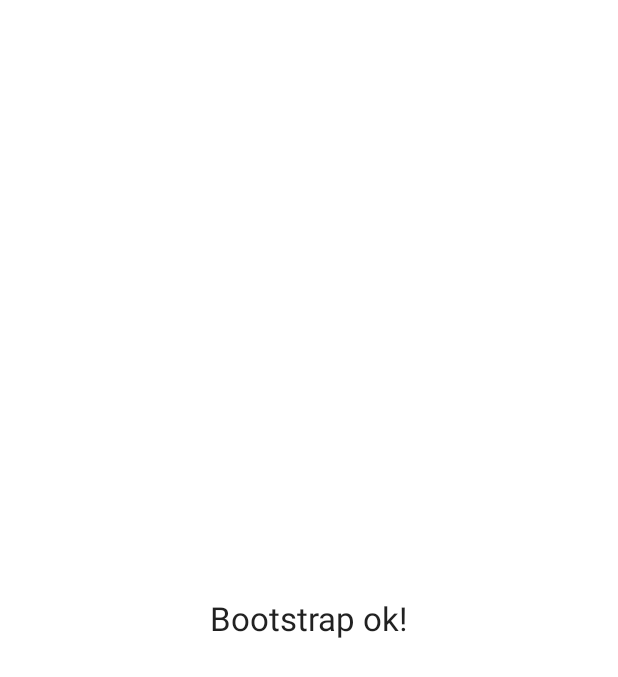
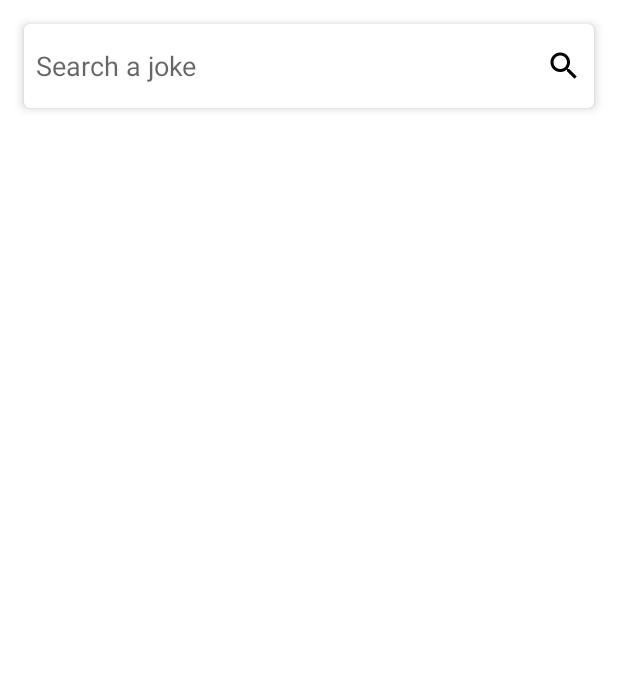
Before and after one commit to igorvilela28/Chuck-Norris-Facts, an Android app: the screen it shows after launch (MainActivity before the commit, JokesActivity after it), on a phone screen of 412 x 824 dp. Shown: the top 677 px of the screen. Run offline under Robolectric (Android 15) with nearby library versions, the phone set to English and light mode, and no system bars; our stand-ins replace Dagger/Hilt's generated code, Timber.

Commit message:
Init developing search flow from jokes screen to search screen

```diff
--- a/app/src/main/java/com/igorvd/chuckfacts/MainActivity.kt
+++ /dev/null
@@ -1,12 +0,0 @@
-package com.igorvd.chuckfacts
-
-import android.os.Bundle
-import androidx.appcompat.app.AppCompatActivity
-
-class MainActivity : AppCompatActivity() {
-
-    override fun onCreate(savedInstanceState: Bundle?) {
-        super.onCreate(savedInstanceState)
-        setContentView(R.layout.activity_main)
-    }
-}
--- /dev/null
+++ b/app/src/main/java/com/igorvd/chuckfacts/features/jokes/JokesActivity.kt
@@ -0,0 +1,20 @@
+package com.igorvd.chuckfacts.features.jokes
+
+import android.content.Intent
+import android.os.Bundle
+import androidx.appcompat.app.AppCompatActivity
+import com.igorvd.chuckfacts.R
+import com.igorvd.chuckfacts.features.search.SearchJokeActivity
+import kotlinx.android.synthetic.main.activity_jokes.*
+
+class JokesActivity : AppCompatActivity() {
+
+    override fun onCreate(savedInstanceState: Bundle?) {
+        super.onCreate(savedInstanceState)
+        setContentView(R.layout.activity_jokes)
+        cvSearchBar.setOnClickListener {
+            val intent = Intent(this@JokesActivity, SearchJokeActivity::class.java)
+            startActivity(intent)
+        }
+    }
+}
--- a/app/src/main/res/layout/activity_main.xml
+++ b/app/src/main/res/layout/activity_jokes.xml
@@ -4,17 +4,17 @@
     xmlns:tools="http://schemas.android.com/tools"
     android:layout_width="match_parent"
     android:layout_height="match_parent"
-    tools:context="com.igorvd.chuckfacts.MainActivity">
+    tools:context="com.igorvd.chuckfacts.features.jokes.JokesActivity">
 
-    <TextView
-        style="@style/Base.TextAppearance.AppCompat.Large"
-        android:layout_width="wrap_content"
-        android:layout_height="wrap_content"
-        android:text="Bootstrap ok!"
+    <include
+        android:id="@+id/cvSearchBar"
+        layout="@layout/jokes_search_bar"
+        android:layout_width="0dp"
+        android:layout_height="@dimen/material_layout_app_bar_height"
+        android:layout_margin="@dimen/margin_padding_medium"
+        app:layout_constraintEnd_toEndOf="parent"
         app:layout_constraintStart_toStartOf="parent"
-        app:layout_constraintEnd_toEndOf="parent"
-        app:layout_constraintTop_toTopOf="parent"
-        app:layout_constraintBottom_toBottomOf="parent"
-        />
+        app:layout_constraintTop_toTopOf="parent" />
+
 
 </androidx.constraintlayout.widget.ConstraintLayout>
--- /dev/null
+++ b/app/src/main/res/layout/jokes_search_bar.xml
@@ -0,0 +1,38 @@
+<?xml version="1.0" encoding="utf-8"?>
+<androidx.cardview.widget.CardView xmlns:android="http://schemas.android.com/apk/res/android"
+    xmlns:app="http://schemas.android.com/apk/res-auto"
+    android:layout_width="match_parent"
+    android:layout_height="wrap_content"
+    android:clickable="true"
+    android:focusable="true"
+    android:foreground="?attr/selectableItemBackground"
+    app:cardCornerRadius="4dp"
+    app:cardElevation="4dp">
+
+    <androidx.constraintlayout.widget.ConstraintLayout
+        android:id="@+id/clSearchBar"
+        android:layout_width="match_parent"
+        android:layout_height="@dimen/material_layout_app_bar_height"
+        android:padding="@dimen/margin_padding_small">
+
+        <TextView
+            android:id="@+id/etSearchJoke"
+            android:layout_width="0dp"
+            android:layout_height="match_parent"
+            android:background="@android:color/transparent"
+            android:drawableEnd="@drawable/ic_search"
+            android:drawablePadding="@dimen/margin_padding_small"
+            android:gravity="center_vertical"
+            android:hint="@string/search_joke_hint"
+            android:textSize="18sp"
+            android:enabled="false"
+            app:layout_constraintBottom_toBottomOf="parent"
+            app:layout_constraintEnd_toEndOf="parent"
+            app:layout_constraintStart_toStartOf="parent"
+            app:layout_constraintTop_toTopOf="parent" />
+
+
+    </androidx.constraintlayout.widget.ConstraintLayout>
+
+
+</androidx.cardview.widget.CardView>
--- a/app/src/main/res/values/strings.xml
+++ b/app/src/main/res/values/strings.xml
@@ -1,3 +1,4 @@
 <resources>
     <string name="app_name">BaseProject</string>
+    <string name="search_joke_hint">Search a joke</string>
 </resources>
--- a/app/src/main/res/values/styles.xml
+++ b/app/src/main/res/values/styles.xml
@@ -6,6 +6,7 @@
         <item name="colorPrimary">@color/colorPrimary</item>
         <item name="colorPrimaryDark">@color/colorPrimaryDark</item>
         <item name="colorAccent">@color/colorAccent</item>
+        <item name="android:windowBackground">@color/material_white</item>
     </style>
 
     <style name="divider">
```
Also changed, not shown: app/src/main/AndroidManifest.xml (+8 -2 lines), app/src/main/java/com/igorvd/chuckfacts/features/search/SearchJokeActivity.kt (added, +20 -0 lines), app/src/main/res/layout/activity_search_joke.xml (added, +18 -0 lines), app/src/main/res/layout/search_toolbar.xml (added, +26 -0 lines), app/src/main/res/drawable-hdpi/ic_search.png (added), app/src/main/res/drawable-mdpi/ic_search.png (added), app/src/main/res/drawable-xhdpi/ic_search.png (added), app/src/main/res/drawable-xxhdpi/ic_search.png (added), app/src/main/res/drawable-xxxhdpi/ic_search.png (added).
